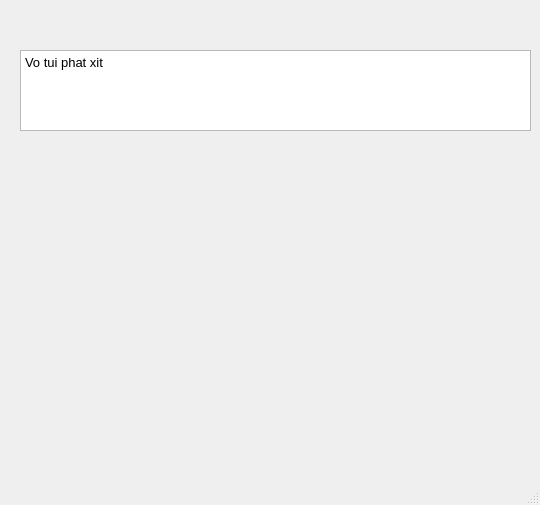
taiit/qtvcp_test, file tester.ui: the form before one commit.
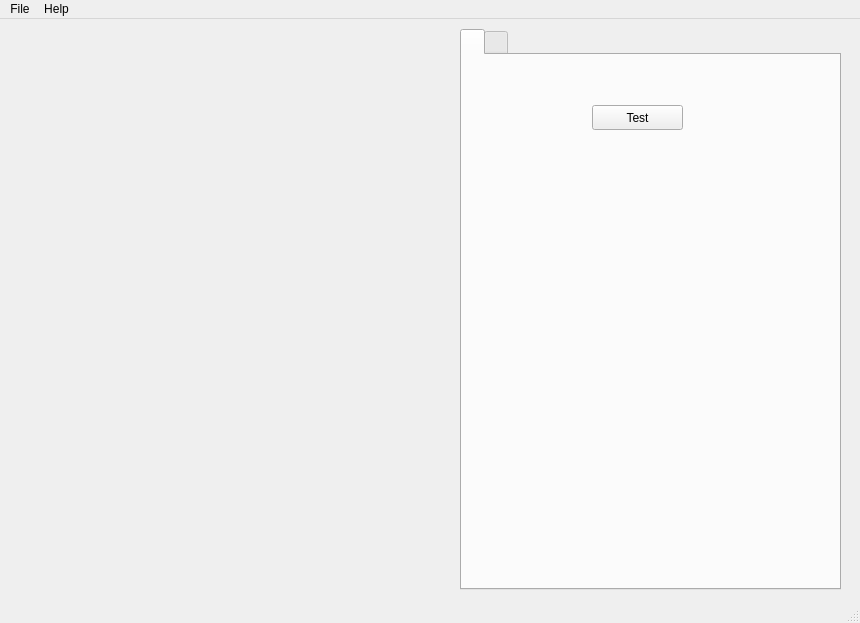
The form after the commit. The open tabs and pages were chosen to show the change. Custom widgets are drawn as their Qt base class.

Commit message: Add some linuxcnc widget

What changed in the file:
```diff
--- a/tester.ui
+++ b/tester.ui
@@ -6,39 +6,85 @@
    <rect>
     <x>0</x>
     <y>0</y>
-    <width>540</width>
-    <height>505</height>
+    <width>860</width>
+    <height>623</height>
    </rect>
   </property>
   <property name="windowTitle">
    <string>MainWindow</string>
   </property>
   <widget class="QWidget" name="centralwidget">
-   <widget class="QTextBrowser" name="textBrowser">
+   <widget class="TabWidget" name="tabwidget">
     <property name="geometry">
      <rect>
-      <x>20</x>
-      <y>50</y>
-      <width>511</width>
-      <height>81</height>
+      <x>460</x>
+      <y>10</y>
+      <width>381</width>
+      <height>561</height>
      </rect>
     </property>
-    <property name="html">
-     <string>&lt;!DOCTYPE HTML PUBLIC &quot;-//W3C//DTD HTML 4.0//EN&quot; &quot;http://www.w3.org/TR/REC-html40/strict.dtd&quot;&gt;
+    <property name="currentIndex">
+     <number>1</number>
+    </property>
+    <widget class="QWidget" name="tab">
+     <attribute name="title">
+      <string/>
+     </attribute>
+     <widget class="PushButton" name="pushbutton">
+      <property name="geometry">
+       <rect>
+        <x>130</x>
+        <y>50</y>
+        <width>91</width>
+        <height>25</height>
+       </rect>
+      </property>
+      <property name="text">
+       <string>Test</string>
+      </property>
+     </widget>
+     <widget class="StateLED" name="stateled">
+      <property name="geometry">
+       <rect>
+        <x>300</x>
+        <y>60</y>
+        <width>15</width>
+        <height>15</height>
+       </rect>
+      </property>
+     </widget>
+    </widget>
+    <widget class="QWidget" name="tab_2">
+     <attribute name="title">
+      <string/>
+     </attribute>
+     <widget class="QTextBrowser" name="textBrowser">
+      <property name="geometry">
+       <rect>
+        <x>10</x>
+        <y>10</y>
+        <width>121</width>
+        <height>41</height>
+       </rect>
+      </property>
+      <property name="html">
+       <string>&lt;!DOCTYPE HTML PUBLIC &quot;-//W3C//DTD HTML 4.0//EN&quot; &quot;http://www.w3.org/TR/REC-html40/strict.dtd&quot;&gt;
 &lt;html&gt;&lt;head&gt;&lt;meta name=&quot;qrichtext&quot; content=&quot;1&quot; /&gt;&lt;style type=&quot;text/css&quot;&gt;
 p, li { white-space: pre-wrap; }
 &lt;/style&gt;&lt;/head&gt;&lt;body style=&quot; font-family:'Sans'; font-size:10pt; font-weight:400; font-style:normal;&quot;&gt;
 &lt;p style=&quot; margin-top:0px; margin-bottom:0px; margin-left:0px; margin-right:0px; -qt-block-indent:0; text-indent:0px;&quot;&gt;Vo tui phat xit&lt;/p&gt;
 &lt;p style=&quot;-qt-paragraph-type:empty; margin-top:0px; margin-bottom:0px; margin-left:0px; margin-right:0px; -qt-block-indent:0; text-indent:0px; font-family:'Noto Sans'; font-size:12pt;&quot;&gt;&lt;br /&gt;&lt;/p&gt;&lt;/body&gt;&lt;/html&gt;</string>
-    </property>
+      </property>
+     </widget>
+    </widget>
    </widget>
-   <widget class="StateLED" name="stateled">
+   <widget class="GCodeGraphics" name="gcodegraphics">
     <property name="geometry">
      <rect>
-      <x>500</x>
-      <y>160</y>
-      <width>15</width>
-      <height>15</height>
+      <x>10</x>
+      <y>30</y>
+      <width>431</width>
+      <height>221</height>
      </rect>
     </property>
    </widget>
@@ -48,14 +94,36 @@
     <rect>
      <x>0</x>
      <y>0</y>
-     <width>540</width>
+     <width>860</width>
      <height>22</height>
     </rect>
    </property>
+   <widget class="QMenu" name="menuFile">
+    <property name="title">
+     <string>File</string>
+    </property>
+    <addaction name="separator"/>
+    <addaction name="separator"/>
+    <addaction name="actionExit"/>
+   </widget>
+   <widget class="QMenu" name="menuHelp">
+    <property name="title">
+     <string>Help</string>
+    </property>
+    <addaction name="actionAbout"/>
+   </widget>
+   <addaction name="menuFile"/>
+   <addaction name="menuHelp"/>
   </widget>
   <widget class="QStatusBar" name="statusbar"/>
  </widget>
  <customwidgets>
+  <customwidget>
+   <class>GCodeGraphics</class>
+   <extends>QWidget</extends>
+   <header>qtvcp.widgets.gcode_graphics</header>
+   <container>1</container>
+  </customwidget>
   <customwidget>
    <class>LED</class>
    <extends>QWidget</extends>
@@ -66,6 +134,17 @@
    <extends>LED</extends>
    <header>qtvcp.widgets.state_led</header>
   </customwidget>
+  <customwidget>
+   <class>PushButton</class>
+   <extends>QPushButton</extends>
+   <header>qtvcp.widgets.simple_widgets</header>
+  </customwidget>
+  <customwidget>
+   <class>TabWidget</class>
+   <extends>QTabWidget</extends>
+   <header>qtvcp.widgets.tab_widget</header>
+   <container>1</container>
+  </customwidget>
  </customwidgets>
  <resources/>
  <connections/>
```
Left out of the diff: 10 changed lines with no effect on the pictures.
